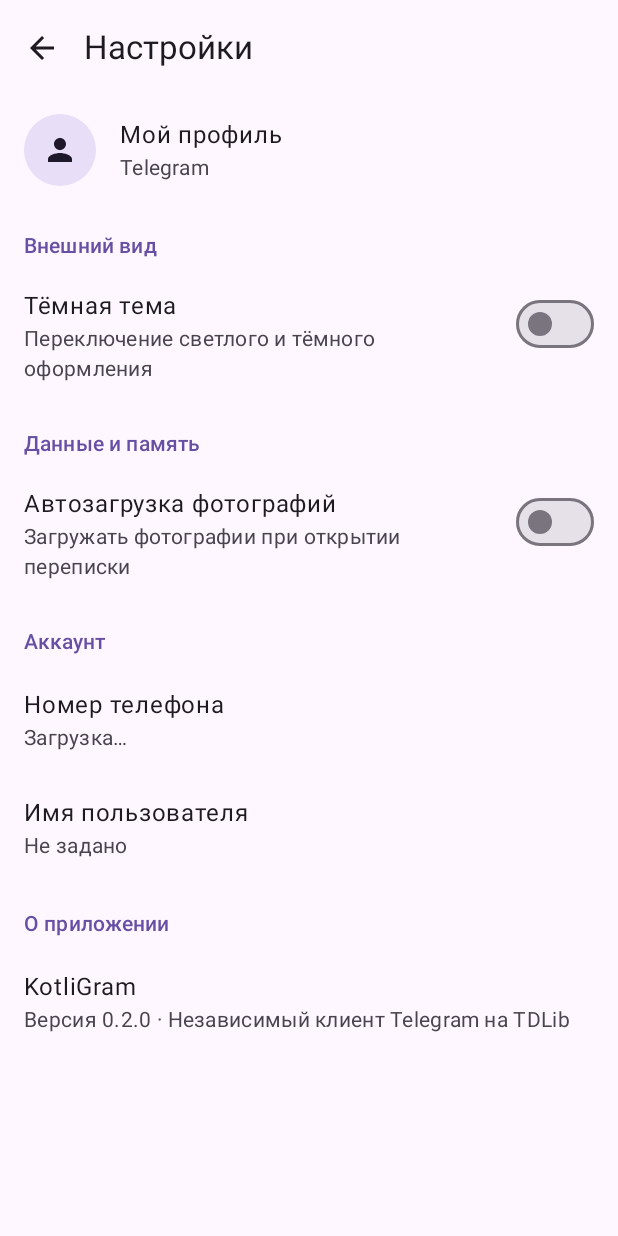
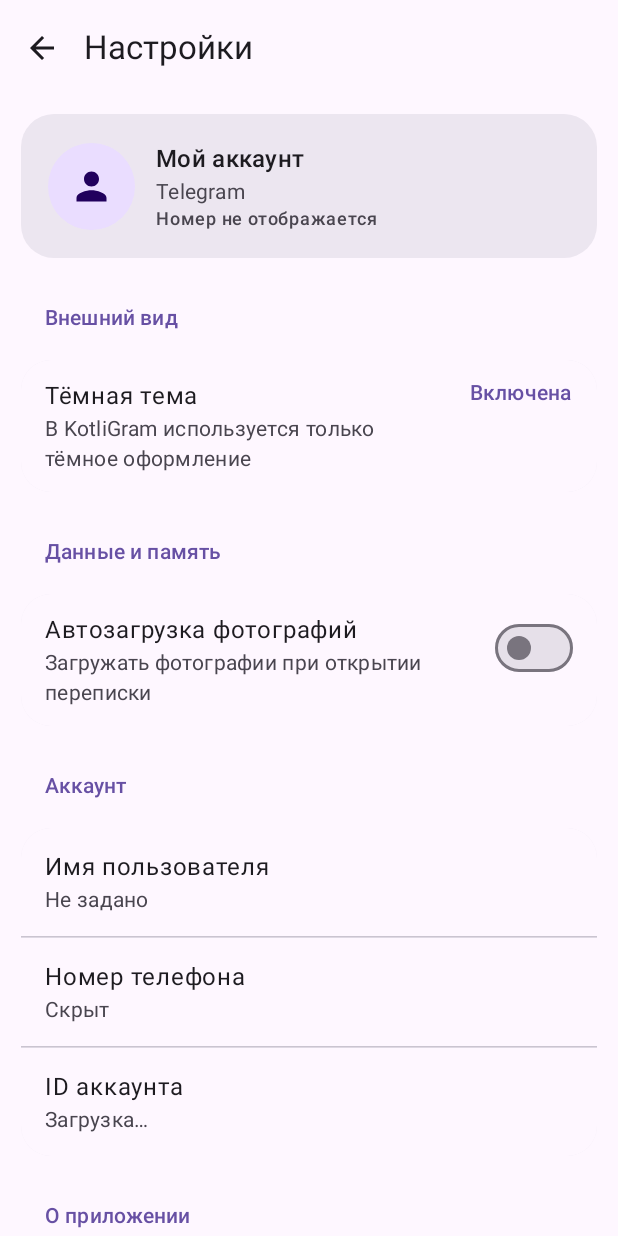
Before and after one commit to fakeskyline/KotliGram, an Android app built with Jetpack Compose: the composable SettingsScreen called with empty values, on a phone screen of 412 x 824 dp. Run offline under Robolectric (Android 15) with nearby library versions, the phone set to English and light mode, and no system bars; 8 statements that could not run were skipped.

Commit message:
Make KotliGram dark-only and speed up avatar loading

```diff
--- a/app/build.gradle.kts
+++ b/app/build.gradle.kts
@@ -14,8 +14,8 @@ android {
         applicationId = "app.kotligram"
         minSdk = 26
         targetSdk = 35
-        versionCode = 2
-        versionName = "0.2.0"
+        versionCode = 3
+        versionName = "0.3.0"
     }
 
     buildFeatures {
@@ -49,6 +49,7 @@ dependencies {
     implementation("androidx.activity:activity-compose:1.10.0")
     implementation("androidx.core:core-ktx:1.15.0")
     implementation("com.google.zxing:core:3.5.3")
+    implementation("io.coil-kt:coil-compose:2.7.0")
     implementation("androidx.compose.ui:ui")
     implementation("androidx.compose.ui:ui-tooling-preview")
     implementation("androidx.compose.material3:material3")
--- a/app/src/main/java/app/kotligram/MainActivity.kt
+++ b/app/src/main/java/app/kotligram/MainActivity.kt
@@ -392,11 +392,14 @@ private fun ChatListScreen(
 }
 
 @Composable
-private fun PeerAvatar(chat: TelegramChat, size: androidx.compose.ui.unit.Dp) {
-    val bitmap by produceState<Bitmap?>(initialValue = null, chat.avatarPath) {
-        value = if (chat.avatarPath.isNullOrBlank()) null else withContext(Dispatchers.IO) {
-            BitmapFactory.decodeFile(chat.avatarPath)
-        }
+private fun PeerAvatar(
+    chat: TelegramChat,
+    size: androidx.compose.ui.unit.Dp,
+    onAvatarVisible: (Int) -> Unit
+) {
+    val context = LocalContext.current
+    LaunchedEffect(chat.avatarFileId) {
+        chat.avatarFileId?.let(onAvatarVisible)
     }
     Surface(
         modifier = Modifier.size(size),
@@ -404,8 +407,18 @@ private fun PeerAvatar(chat: TelegramChat, size: androidx.compose.ui.unit.Dp) {
         color = MaterialTheme.colorScheme.secondaryContainer
     ) {
         Box(contentAlignment = Alignment.Center) {
-            if (bitmap != null) {
-                Image(bitmap!!.asImageBitmap(), contentDescription = chat.title, modifier = Modifier.fillMaxSize(), contentScale = ContentScale.Crop)
+            if (!chat.avatarPath.isNullOrBlank()) {
+                AsyncImage(
+                    model = ImageRequest.Builder(context)
+                        .data(File(chat.avatarPath))
+                        .memoryCacheKey(chat.avatarPath)
+                        .diskCacheKey(chat.avatarPath)
+                        .crossfade(false)
+                        .build(),
+                    contentDescription = chat.title,
+                    modifier = Modifier.fillMaxSize(),
+                    contentScale = ContentScale.Crop
+                )
             } else {
                 Text(chat.title.take(1).uppercase(), style = MaterialTheme.typography.titleLarge)
             }
@@ -417,10 +430,8 @@ private fun PeerAvatar(chat: TelegramChat, size: androidx.compose.ui.unit.Dp) {
 @Composable
 private fun SettingsScreen(
     profile: TelegramProfile?,
-    darkTheme: Boolean,
     autoDownloadPhotos: Boolean,
     onBack: () -> Unit,
-    onDarkTheme: (Boolean) -> Unit,
     onAutoDownloadPhotos: (Boolean) -> Unit
 ) {
     Scaffold(
@@ -437,56 +448,70 @@ private fun SettingsScreen(
     ) { padding ->
         LazyColumn(
             Modifier.fillMaxSize().padding(padding),
-            contentPadding = PaddingValues(bottom = 28.dp)
+            contentPadding = PaddingValues(horizontal = 14.dp, vertical = 12.dp),
+            verticalArrangement = Arrangement.spacedBy(12.dp)
         ) {
             item {
-                ListItem(
-                    headlineContent = { Text(profile?.let { "${it.firstName} ${it.lastName}".trim() } ?: "Мой профиль") },
-                    supportingContent = { Text(profile?.username?.let { "@$it" } ?: "Telegram") },
-                    leadingContent = {
-                        Surface(Modifier.size(48.dp), shape = CircleShape, color = MaterialTheme.colorScheme.secondaryContainer) {
-                            Box(contentAlignment = Alignment.Center) { Icon(Icons.Default.Person, contentDescription = null) }
+                Card(
+                    modifier = Modifier.fillMaxWidth(),
+                    shape = RoundedCornerShape(22.dp),
+                    colors = CardDefaults.cardColors(containerColor = MaterialTheme.colorScheme.surfaceContainerHigh)
+                ) {
+                    Row(Modifier.fillMaxWidth().padding(18.dp), verticalAlignment = Alignment.CenterVertically) {
+                        Surface(Modifier.size(58.dp), shape = CircleShape, color = MaterialTheme.colorScheme.primaryContainer) {
+                            Box(contentAlignment = Alignment.Center) {
+                                Icon(Icons.Default.Person, contentDescription = null, modifier = Modifier.size(30.dp))
+                            }
+                        }
+                        Spacer(Modifier.width(14.dp))
+                        Column(Modifier.weight(1f)) {
+                            Text(profile?.let { "${it.firstName} ${it.lastName}".trim() }.orEmpty().ifBlank { "Мой аккаунт" }, style = MaterialTheme.typography.titleMedium, fontWeight = FontWeight.SemiBold)
+                            Text(profile?.username?.takeIf(String::isNotBlank)?.let { "@$it" } ?: "Telegram", style = MaterialTheme.typography.bodyMedium, color = MaterialTheme.colorScheme.onSurfaceVariant)
+                            Text(profile?.phoneNumber?.takeIf(String::isNotBlank) ?: "Номер не отображается", style = MaterialTheme.typography.labelMedium, color = MaterialTheme.colorScheme.onSurfaceVariant)
                         }
                     }
-                )
+                }
             }
             item { SettingsHeader("Внешний вид") }
             item {
-                ListItem(
-                    headlineContent = { Text("Тёмная тема") },
-                    supportingContent = { Text("Переключение светлого и тёмного оформления") },
-                    trailingContent = { Switch(checked = darkTheme, onCheckedChange = onDarkTheme) }
-                )
+                SettingsCard {
+                    ListItem(headlineContent = { Text("Тёмная тема") }, supportingContent = { Text("В KotliGram используется только тёмное оформление") }, trailingContent = { Text("Включена", color = MaterialTheme.colorScheme.primary, style = MaterialTheme.typography.labelLarge) })
+                }
             }
             item { SettingsHeader("Данные и память") }
             item {
-                ListItem(
-                    headlineContent = { Text("Автозагрузка фотографий") },
-                    supportingContent = { Text("Загружать фотографии при открытии переписки") },
-                    trailingContent = { Switch(checked = autoDownloadPhotos, onCheckedChange = onAutoDownloadPhotos) }
-                )
+                SettingsCard {
+                    ListItem(headlineContent = { Text("Автозагрузка фотографий") }, supportingContent = { Text("Загружать фотографии при открытии переписки") }, trailingContent = { Switch(checked = autoDownloadPhotos, onCheckedChange = onAutoDownloadPhotos) })
+                }
             }
             item { SettingsHeader("Аккаунт") }
             item {
-                ListItem(
-                    headlineContent = { Text("Номер телефона") },
-                    supportingContent = { Text(profile?.phoneNumber?.ifBlank { "Скрыт" } ?: "Загрузка…") }
-                )
-            }
-            item {
-                ListItem(
-                    headlineContent = { Text("Имя пользователя") },
-                    supportingContent = { Text(profile?.username?.takeIf(String::isNotBlank)?.let { "@$it" } ?: "Не задано") }
-                )
+                SettingsCard {
+                    ListItem(headlineContent = { Text("Имя пользователя") }, supportingContent = { Text(profile?.username?.takeIf(String::isNotBlank)?.let { "@$it" } ?: "Не задано") })
+                    HorizontalDivider()
+                    ListItem(headlineContent = { Text("Номер телефона") }, supportingContent = { Text(profile?.phoneNumber?.takeIf(String::isNotBlank) ?: "Скрыт") })
+                    HorizontalDivider()
+                    ListItem(headlineContent = { Text("ID аккаунта") }, supportingContent = { Text(profile?.id?.toString() ?: "Загрузка…") })
+                }
             }
             item { SettingsHeader("О приложении") }
             item {
-                ListItem(
-                    headlineContent = { Text("KotliGram") },
-                    supportingContent = { Text("Версия 0.2.0 · Независимый клиент Telegram на TDLib") }
-                )
+                SettingsCard {
+                    ListItem(headlineContent = { Text("KotliGram") }, supportingContent = { Text("Версия 0.3.0 · Независимый клиент Telegram на TDLib") })
+                }
             }
         }
+    }
+}
+
+@Composable
+private fun SettingsCard(content: @Composable ColumnScope.() -> Unit) {
+    Card(
+        modifier = Modifier.fillMaxWidth(),
+        shape = RoundedCornerShape(20.dp),
+        colors = CardDefaults.cardColors(containerColor = MaterialTheme.colorScheme.surfaceContainer)
+    ) {
+        Column(content = content)
     }
 }
 
```
Also changed, not shown: app/src/main/java/app/kotligram/telegram/TelegramRepository.kt (+23 -3 lines).
